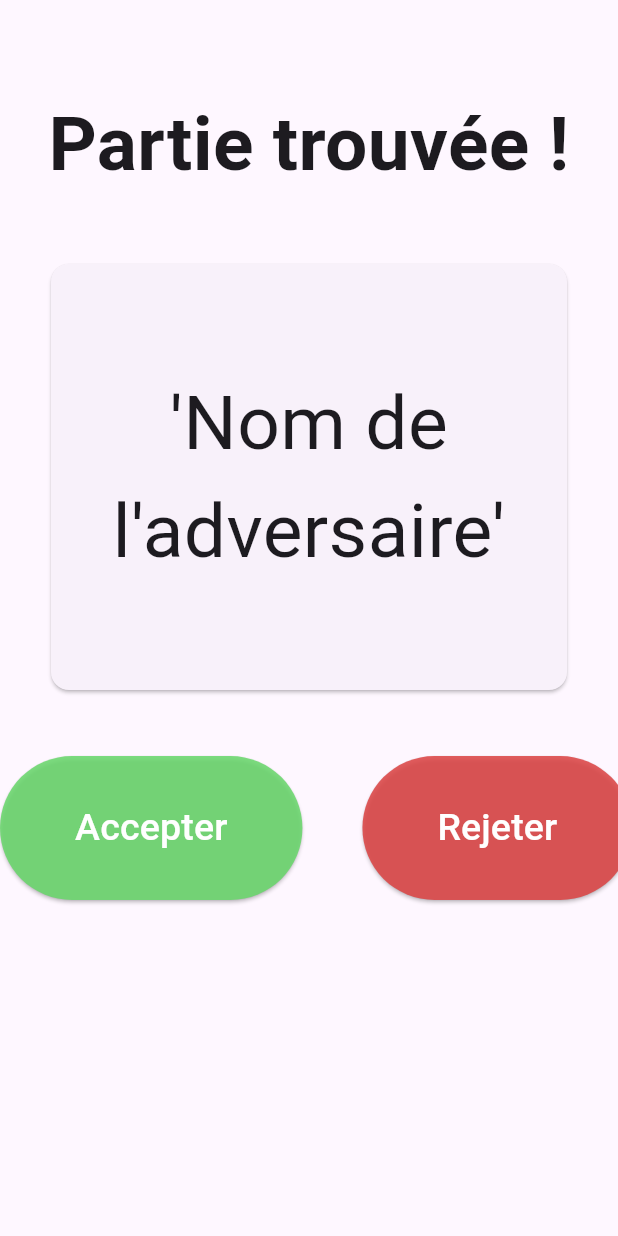
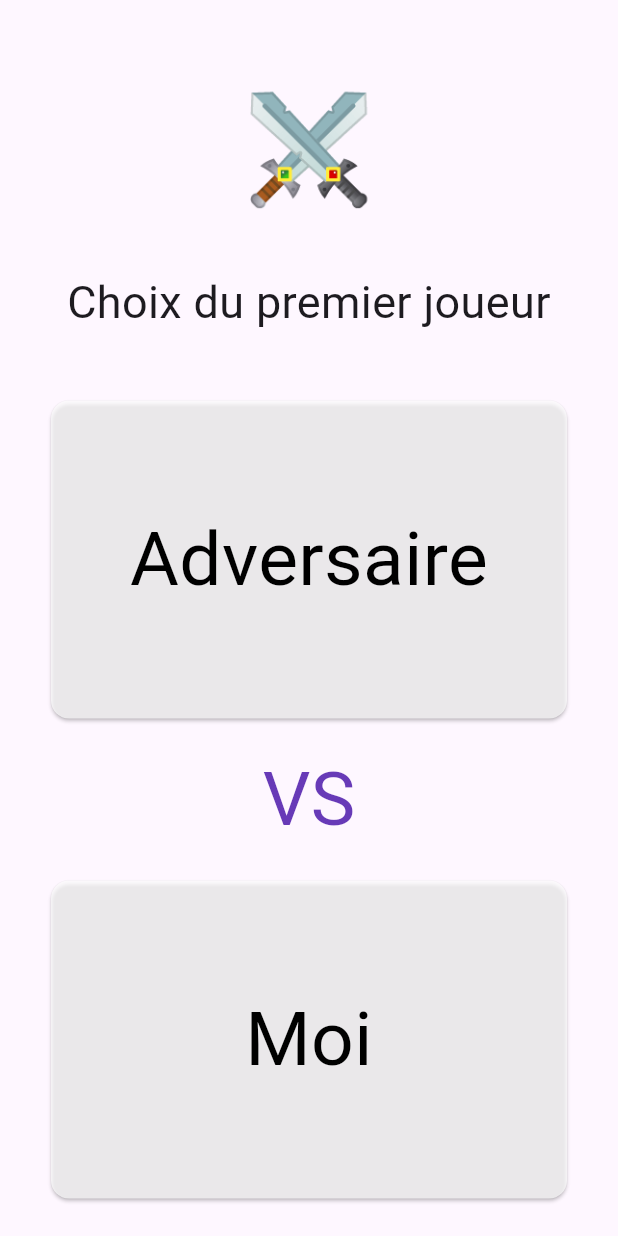
Before and after one commit to nechuo/quiz_app_front, a Flutter app: the PlaySessionPage screen opened directly, after a tap on "Accepter", on a phone screen of 412 x 824 dp. Run offline on Flutter 3.47's test engine with Material 3 defaults, Android fonts, the phone set to English and light mode, and no system bars; our stand-ins replace loading_animation_widget.

Commit message:
add accept player page and choose first player page with random choice for first player. add widget fade_button.

```diff
--- a/lib/main.dart
+++ b/lib/main.dart
@@ -6,6 +6,7 @@ void main() {
 }
 
 final GlobalKey<NavigatorState> navigatorKey = GlobalKey<NavigatorState>();
+final RouteObserver<PageRoute> routeObserver = RouteObserver<PageRoute>();
 
 class MyApp extends StatelessWidget {
   const MyApp({super.key});
@@ -14,6 +15,7 @@ class MyApp extends StatelessWidget {
   @override
   Widget build(BuildContext context) {
     return MaterialApp(
+      navigatorObservers: [routeObserver],
       navigatorKey: navigatorKey,
       title: 'Quiz App',
       theme: ThemeData(
--- a/lib/pages/play_session_page.dart
+++ b/lib/pages/accept_player_page.dart
@@ -1,4 +1,5 @@
 import 'package:flutter/material.dart';
+import 'package:quiz_app_front/pages/choose_first_player_page.dart';
 import 'package:quiz_app_front/pages/matchmaking_page.dart';
 import '../widgets/fade_text.dart';
 
@@ -56,7 +57,16 @@ class PlaySessionPage extends StatelessWidget {
                           bottom: 30,
                         ),
                       ),
-                      onPressed: () {},
+                      onPressed: () {
+                        Navigator.push(
+                          context,
+                          MaterialPageRoute(
+                            builder: (context) => ChooseFirstPlayerPage(
+                              opponentName: "Jean-Louis",
+                            ),
+                          ),
+                        );
+                      },
                       child: Text(
                         "Accepter",
                         style: TextStyle(
--- /dev/null
+++ b/lib/pages/choose_first_player_page.dart
@@ -0,0 +1,137 @@
+import 'package:flutter/material.dart';
+import 'package:quiz_app_front/widgets/fade_button.dart';
+import 'package:quiz_app_front/widgets/fade_text.dart';
+import "dart:async";
+import "dart:math";
+
+class ChooseFirstPlayerPage extends StatefulWidget {
+  final String opponentName;
+
+  const ChooseFirstPlayerPage({super.key, required this.opponentName});
+
+  @override
+  State<ChooseFirstPlayerPage> createState() => ChooseFirstPlayerPageState();
+}
+
+class ChooseFirstPlayerPageState extends State<ChooseFirstPlayerPage> {
+  bool isButtonDisplayed = false;
+
+  Color meBgColor = Colors.white70;
+  Color opponentBgColor = Colors.white70;
+
+  Color meTextColor = Colors.black;
+  Color oppenentTextColor = Colors.black;
+
+  int firstPlayer = 0;
+
+  @override
+  void initState() {
+    super.initState();
+    firstPlayer = Random().nextInt(2);
+    int count = 0;
+    int maxCount = 6 + firstPlayer;
+
+    Future.delayed(const Duration(seconds: 1), () {
+      Timer.periodic(const Duration(milliseconds: 200), (timer) {
+        count++;
+        if (count <= maxCount) {
+          setState(() {
+            if (meBgColor == Colors.white70) {
+              meBgColor = Colors.purple;
+              meTextColor = Colors.white;
+              opponentBgColor = Colors.white70;
+              oppenentTextColor = Colors.black;
+            } else {
+              meBgColor = Colors.white70;
+              meTextColor = Colors.black;
+              opponentBgColor = Colors.purple;
+              oppenentTextColor = Colors.white;
+            }
+          });
+        } else {
+          timer.cancel();
+          setState(() => isButtonDisplayed = true);
+        }
+      });
+    });
+  }
+
+  @override
+  Widget build(BuildContext context) {
+    return Scaffold(
+      body: Column(
+        children: [
+          Container(
+            margin: EdgeInsets.only(top: 50, bottom: 20),
+            child: Text(
+              "⚔️",
+              textAlign: TextAlign.center,
+              style: TextStyle(fontSize: 70),
+            ),
+          ),
+          Container(
+            margin: EdgeInsets.only(top: 10, bottom: 30),
+            child: Text(
+              "Choix du premier joueur",
+              textAlign: TextAlign.center,
+              style: TextStyle(fontSize: 30),
+            ),
+          ),
+          Container(
+            margin: const EdgeInsets.only(top: 10, left: 30, right: 30),
+            child: Card(
+              color: opponentBgColor,
+              child: SizedBox(
+                width: double.infinity,
+                child: Padding(
+                  padding: EdgeInsets.only(top: 70, bottom: 70),
+                  child: FadeTextWidget(
+                    text: "Adversaire",
+                    fontSize: 50,
+                    color: oppenentTextColor,
+                  ),
+                ),
+              ),
+            ),
+          ),
+
+          Container(
+            height: 100,
+            alignment: Alignment.center,
+            child: Text(
+              "VS",
+              style: TextStyle(fontSize: 50, color: Colors.deepPurple),
+            ),
+          ),
+          Container(
+            margin: const EdgeInsets.only(left: 30, right: 30),
+            child: Card(
+              color: meBgColor,
+              child: SizedBox(
+                width: double.infinity,
+                child: Padding(
+                  padding: EdgeInsets.only(top: 70, bottom: 70),
+                  child: FadeTextWidget(
+                    text: "Moi",
+                    fontSize: 50,
+                    color: meTextColor,
+                  ),
+                ),
+              ),
+            ),
+          ),
+          if (isButtonDisplayed)
+            Container(
+              width: double.infinity,
+              margin: EdgeInsets.all(50),
+              child: FadeButtonWidget(
+                callback: () {},
+                fontSize: 30,
+                text: "Commencer la partie",
+              ),
+            ),
+        ],
+      ),
+    );
+  }
+}
--- a/lib/pages/matchmaking_page.dart
+++ b/lib/pages/matchmaking_page.dart
@@ -1,7 +1,7 @@
 import 'package:flutter/material.dart';
 import 'package:loading_animation_widget/loading_animation_widget.dart';
 import 'package:quiz_app_front/main.dart';
-import 'play_session_page.dart';
+import 'accept_player_page.dart';
 
 class MatchmakingPage extends StatefulWidget {
   const MatchmakingPage({super.key});
--- a/lib/widgets/fade_text.dart
+++ b/lib/widgets/fade_text.dart
@@ -3,8 +3,14 @@ import 'package:flutter/material.dart';
 class FadeTextWidget extends StatefulWidget {
   final String text;
   final double fontSize;
+  final Color? color;
 
-  const FadeTextWidget({super.key, required this.text, required this.fontSize});
+  const FadeTextWidget({
+    super.key,
+    required this.text,
+    required this.fontSize,
+    this.color = Colors.black,
+  });
 
   @override
   State<FadeTextWidget> createState() => FadeTextState();
@@ -32,7 +38,7 @@ class FadeTextState extends State<FadeTextWidget> {
       duration: Duration(milliseconds: 500),
       child: Text(
         widget.text,
-        style: TextStyle(fontSize: widget.fontSize),
+        style: TextStyle(fontSize: widget.fontSize, color: widget.color),
         textAlign: TextAlign.center,
       ),
     );
```
Also changed, not shown: lib/widgets/fade_button.dart (added, +53 -0 lines).
